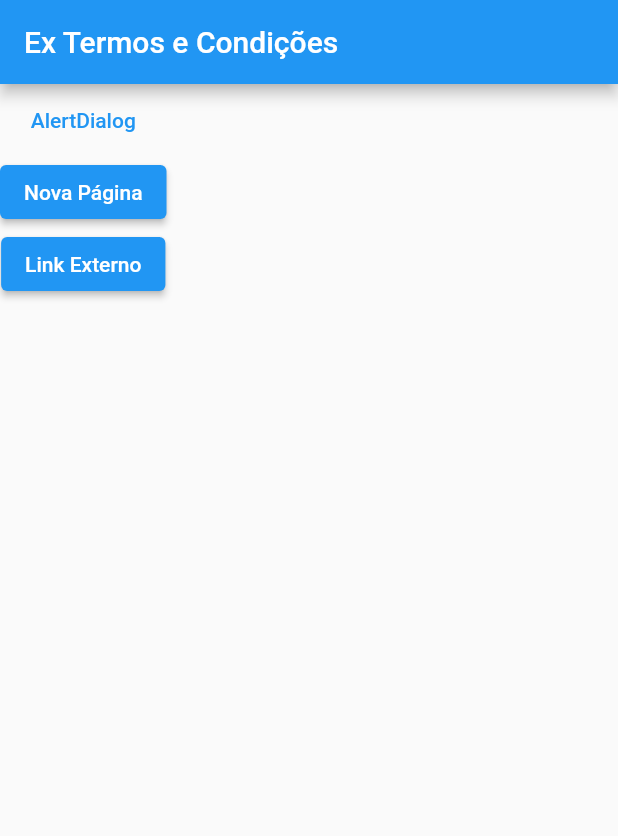
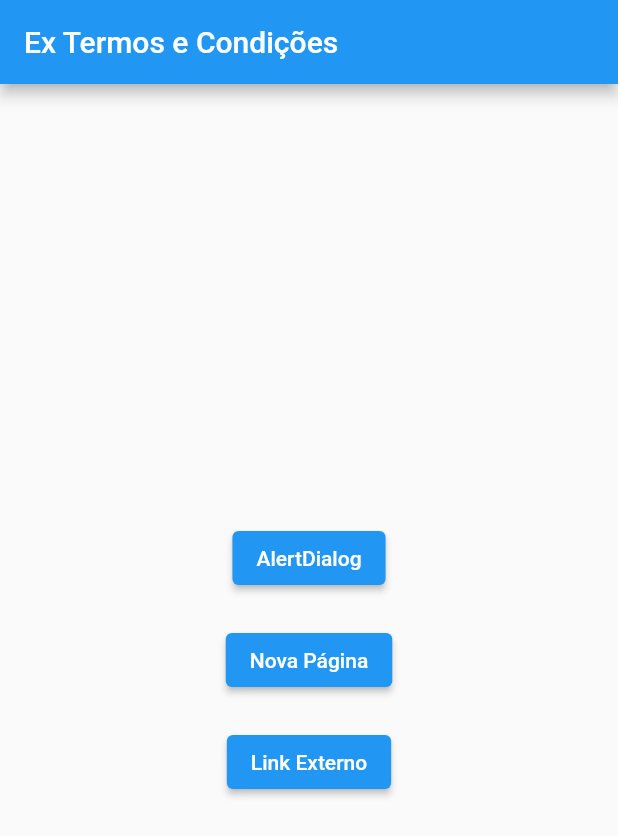
Before and after one commit to ZaunSupremoXV/termos_e_condicoes_exemplo, a Flutter app: the screen it shows after launch, after a tap on "Link Externo", on a phone screen of 412 x 824 dp. Shown: the top 836 px of the screen. Run offline on Flutter 3.47's test engine with Material 2 defaults, Android fonts, the phone set to English and light mode, and no system bars.

Commit message:
Erick 080320220925

```diff
--- a/lib/app/pages/home/home_page.dart
+++ b/lib/app/pages/home/home_page.dart
@@ -1,5 +1,7 @@
 import 'package:flutter/material.dart';
 import 'package:termos_e_condicoes/app/pages/home/molecules/alertdialog_custom.dart';
+import 'package:termos_e_condicoes/app/pages/termos_e_condicoes/termos_e_condicoes_page.dart';
+import 'package:url_launcher/url_launcher.dart';
 
 class HomePage extends StatefulWidget {
   const HomePage({Key? key}) : super(key: key);
@@ -15,19 +17,46 @@ class _HomePageState extends State<HomePage> {
       appBar: AppBar(
         title: const Text("Ex Termos e Condições"),
       ),
-      body: Column(
+      body: Center(
+        child: Column(
+          mainAxisAlignment: MainAxisAlignment.center,
+          crossAxisAlignment: CrossAxisAlignment.center,
           children: [
             const AlertDialogCustom(),
+            const SizedBox(height: 20),
             ElevatedButton(
-            onPressed: () {},
+              onPressed: () {
+                Navigator.push(
+                  context,
+                  MaterialPageRoute(
+                    builder: (context) => const TermosECondicoesPage(),
+                  ),
+                );
+              },
               child: const Text("Nova Página"),
             ),
+            const SizedBox(height: 20),
             ElevatedButton(
-            onPressed: () {},
+              onPressed: () {
+                _launchInBrowser(
+                    "https://github.com/ZaunSupremoXV/termos_e_condicoes_exemplo/blob/main/politica_de_privacidade.md");
+              },
               child: const Text("Link Externo"),
             ),
           ],
         ),
+      ),
     );
   }
+
+  Future<void> _launchInBrowser(String url) async {
+    if (!await launch(
+      url,
+      // forceSafariVC: false,
+      // forceWebView: false,
+      // headers: <String, String>{'my_header_key': 'my_header_value'},
+    )) {
+      throw 'Could not launch $url';
     }
+  }
+}
--- a/lib/app/pages/home/molecules/alertdialog_custom.dart
+++ b/lib/app/pages/home/molecules/alertdialog_custom.dart
@@ -12,7 +12,7 @@ class AlertDialogCustom extends StatefulWidget {
 class _AlertDialogCustomState extends State<AlertDialogCustom> {
   @override
   Widget build(BuildContext context) {
-    return TextButton(
+    return ElevatedButton(
       onPressed: () => showDialog<String>(
         context: context,
         builder: (BuildContext context) => AlertDialog(
```
Also changed, not shown: lib/app/pages/termos_e_condicoes/termos_e_condicoes_page.dart (+33 -4 lines). Lines whose indentation alone changed are shown as unchanged.
